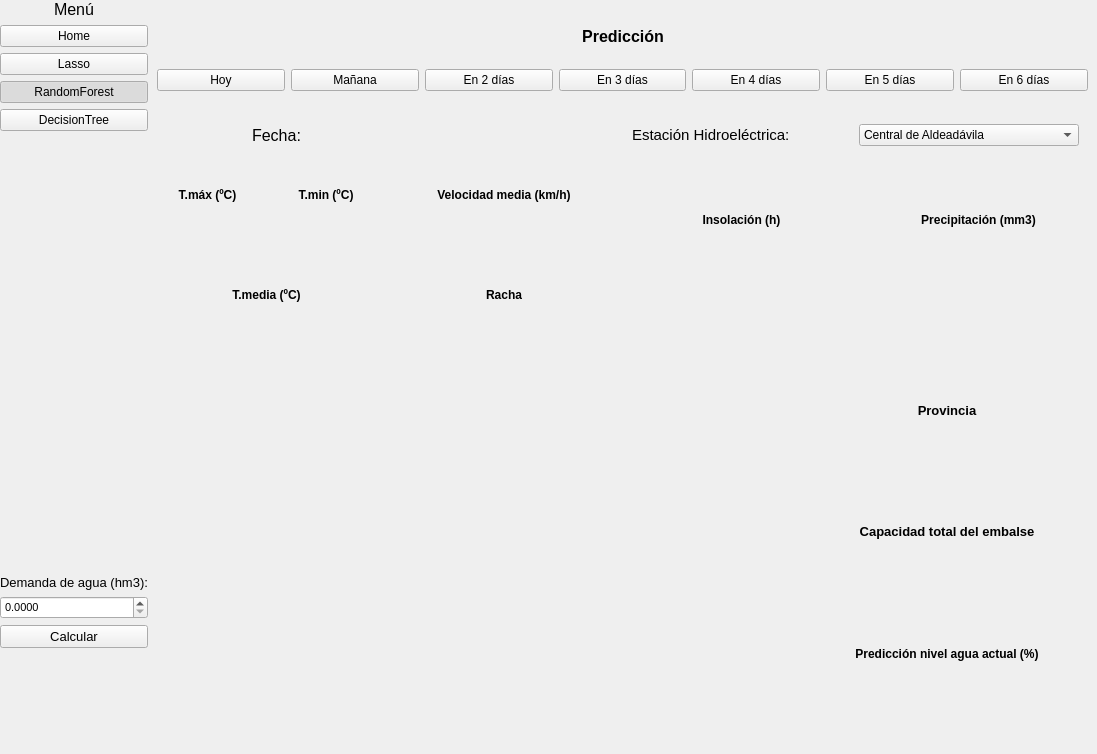
The window that faseII_BlackHats/home.ui (Liixxn/Fase-II) describes before a commit, drawn with Qt 5.
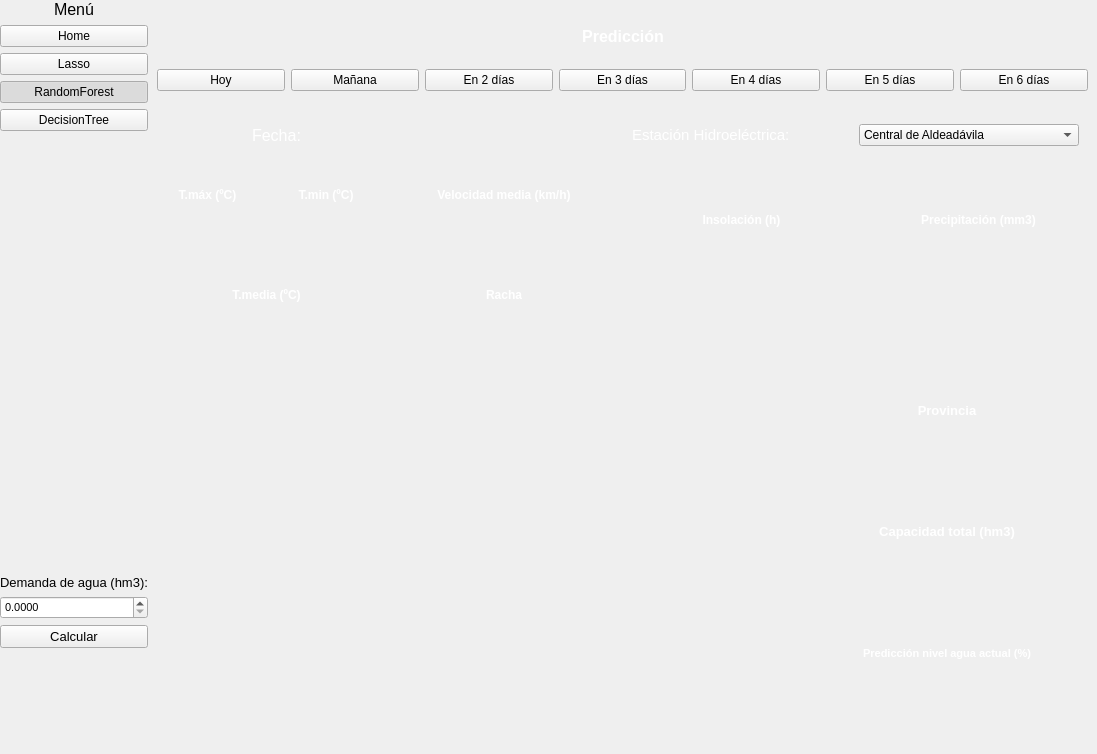
The same window after the commit. The open tabs and pages were chosen to show the change. Icons and pictures are not drawn.

```diff
--- a/faseII_BlackHats/home.ui
+++ b/faseII_BlackHats/home.ui
@@ -1472,6 +1472,9 @@
              </property>
              <item>
               <widget class="QWidget" name="widget_6" native="true">
+               <property name="styleSheet">
+                <string notr="true">color: rgb(255, 255, 255);</string>
+               </property>
                <layout class="QHBoxLayout" name="horizontalLayout_2">
                 <item>
                  <widget class="QLabel" name="label_2">
@@ -1480,6 +1483,9 @@
                     <pointsize>12</pointsize>
                    </font>
                   </property>
+                  <property name="styleSheet">
+                   <string notr="true">color: rgb(255, 255, 255);</string>
+                  </property>
                   <property name="text">
                    <string>Fecha:</string>
                   </property>
@@ -1520,6 +1526,9 @@
                     <bold>false</bold>
                    </font>
                   </property>
+                  <property name="styleSheet">
+                   <string notr="true">color: rgb(255, 255, 255);</string>
+                  </property>
                   <property name="text">
                    <string>Estación Hidroeléctrica:</string>
                   </property>
@@ -1700,6 +1709,9 @@
                             <bold>true</bold>
                            </font>
                           </property>
+                          <property name="styleSheet">
+                           <string notr="true">color: rgb(255, 255, 255);</string>
+                          </property>
                           <property name="text">
                            <string>Provincia</string>
                           </property>
@@ -1763,8 +1775,11 @@
                          <bold>true</bold>
                         </font>
                        </property>
+                       <property name="styleSheet">
+                        <string notr="true">color: rgb(255, 255, 255);</string>
+                       </property>
                        <property name="text">
-                        <string>Capacidad total del embalse</string>
+                        <string>Capacidad total (hm3)</string>
                        </property>
                        <property name="alignment">
                         <set>Qt::AlignCenter</set>
@@ -1818,11 +1833,14 @@
                       <widget class="QLabel" name="label_10">
                        <property name="font">
                         <font>
-                         <pointsize>9</pointsize>
+                         <pointsize>8</pointsize>
                          <weight>75</weight>
                          <bold>true</bold>
                         </font>
                        </property>
+                       <property name="styleSheet">
+                        <string notr="true">color: rgb(255, 255, 255);</string>
+                       </property>
                        <property name="text">
                         <string>Predicción nivel agua actual (%)</string>
                        </property>
@@ -1901,6 +1919,9 @@
                   <property name="autoFillBackground">
                    <bool>false</bool>
                   </property>
+                  <property name="styleSheet">
+                   <string notr="true">color: rgb(255, 255, 255);</string>
+                  </property>
                   <property name="text">
                    <string>Predicción</string>
                   </property>
@@ -2109,6 +2130,9 @@
                            <bold>true</bold>
                           </font>
                          </property>
+                         <property name="styleSheet">
+                          <string notr="true">color: rgb(255, 255, 255);</string>
+                         </property>
                          <property name="text">
                           <string>T.máx (ºC)</string>
                          </property>
@@ -2166,6 +2190,9 @@
                            <bold>true</bold>
                           </font>
                          </property>
+                         <property name="styleSheet">
+                          <string notr="true">color: rgb(255, 255, 255);</string>
+                         </property>
                          <property name="text">
                           <string>T.min (ºC)</string>
                          </property>
@@ -2225,6 +2252,9 @@
                          <bold>true</bold>
                         </font>
                        </property>
+                       <property name="styleSheet">
+                        <string notr="true">color: rgb(255, 255, 255);</string>
+                       </property>
                        <property name="text">
                         <string>T.media (ºC)</string>
                        </property>
@@ -2303,6 +2333,9 @@
                          <bold>true</bold>
                         </font>
                        </property>
+                       <property name="styleSheet">
+                        <string notr="true">color: rgb(255, 255, 255);</string>
+                       </property>
                        <property name="text">
                         <string>Velocidad media (km/h)</string>
                        </property>
@@ -2360,6 +2393,9 @@
                          <bold>true</bold>
                         </font>
                        </property>
+                       <property name="styleSheet">
+                        <string notr="true">color: rgb(255, 255, 255);</string>
+                       </property>
                        <property name="text">
                         <string>Racha</string>
                        </property>
@@ -2448,7 +2484,7 @@
                         <string/>
                        </property>
                        <property name="styleSheet">
-                        <string notr="true"/>
+                        <string notr="true">color: rgb(255, 255, 255);</string>
                        </property>
                        <property name="text">
                         <string>Insolación (h)</string>
@@ -2528,6 +2564,9 @@
                          <bold>true</bold>
                         </font>
                        </property>
+                       <property name="styleSheet">
+                        <string notr="true">color: rgb(255, 255, 255);</string>
+                       </property>
                        <property name="text">
                         <string>Precipitación (mm3)</string>
                        </property>
```
Left out of the diff: 175 changed lines with no effect on the pictures.
